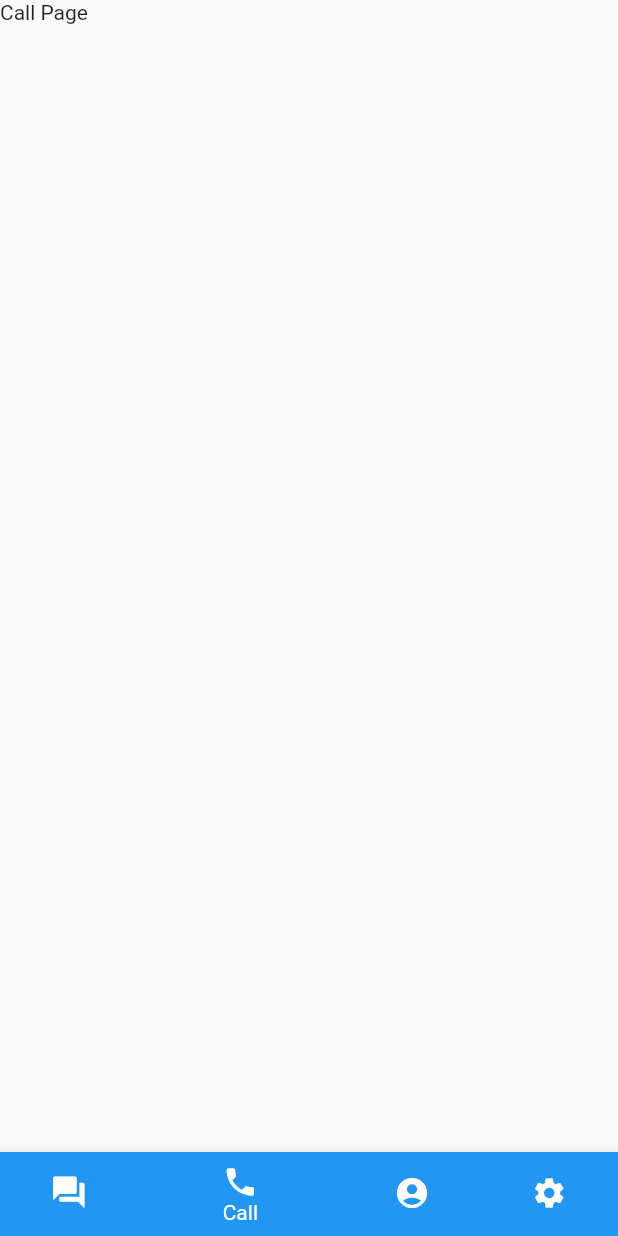
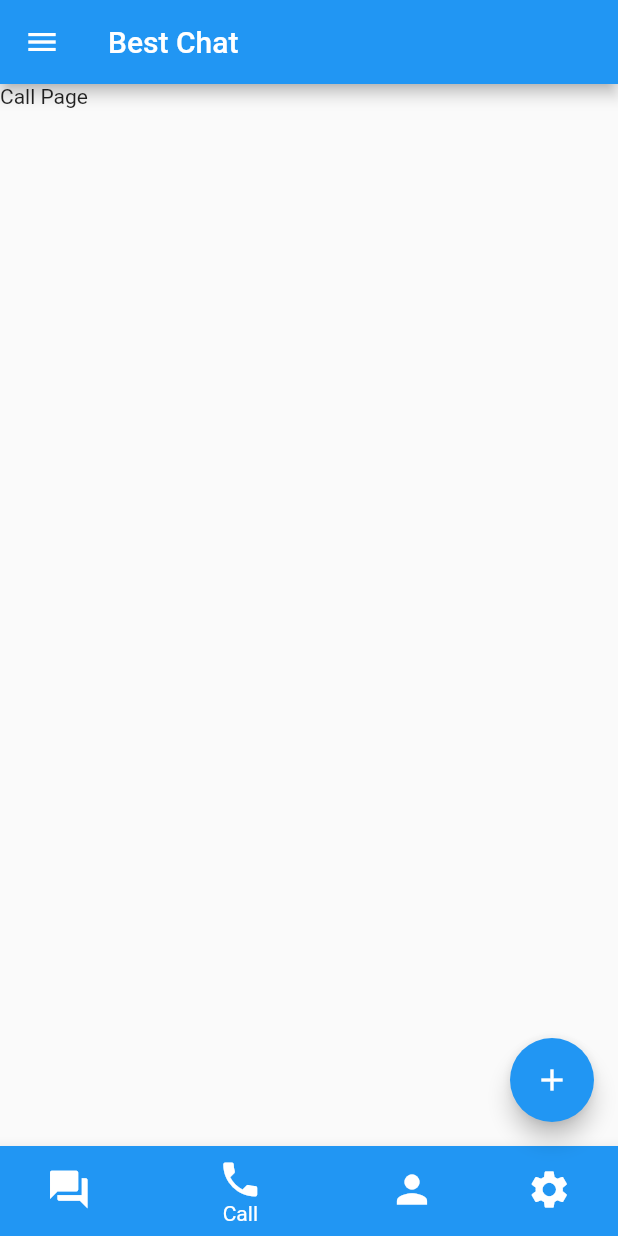
Before and after one commit to nadeeshapathiraja/flutter_chat, a Flutter app: the screen it shows after launch, item 2 of the bottom bar chosen, on a phone screen of 412 x 824 dp. Run offline on Flutter 3.47's test engine with Material 2 defaults, Android fonts, the light colour scheme and no system bars.

Commit message:
Page added and change

```diff
--- /dev/null
+++ b/lib/components/custom_text.dart
@@ -0,0 +1,27 @@
+import 'package:flutter/material.dart';
+
+class CustomText extends StatelessWidget {
+  const CustomText({
+    Key? key,
+    required this.text,
+    this.color,
+    this.fontSize,
+    this.fontWeight,
+  }) : super(key: key);
+  final String text;
+  final FontWeight? fontWeight;
+  final double? fontSize;
+  final Color? color;
+
+  @override
+  Widget build(BuildContext context) {
+    return Text(
+      text,
+      style: TextStyle(
+        fontWeight: fontWeight,
+        fontSize: fontSize,
+        color: color,
+      ),
+    );
+  }
+}
--- a/lib/main.dart
+++ b/lib/main.dart
@@ -1,3 +1,4 @@
+import 'package:chat_app_flutter/components/custom_text.dart';
 import 'package:chat_app_flutter/main_pages/call_page/call_page.dart';
 import 'package:chat_app_flutter/main_pages/chat_page/chat_page.dart';
 import 'package:chat_app_flutter/main_pages/profile_page/profile_page.dart';
@@ -54,29 +55,56 @@
   @override
   Widget build(BuildContext context) {
     return Scaffold(
+      //Appbar
+      appBar: AppBar(
+        title: CustomText(text: "Best Chat"),
+      ),
+
+      //Drower
+      drawer: Drawer(),
+
+      //body
       body: _widgetOptions.elementAt(_selectedIndex),
+
+      //Floating Action Button for add contact
+      floatingActionButton: FloatingActionButton(
+        onPressed: () {},
+        child: const Icon(Icons.add),
+      ),
+      //Bottom Navbar
       bottomNavigationBar: BottomNavigationBar(
-        items: <BottomNavigationBarItem>[
+        items: const <BottomNavigationBarItem>[
           BottomNavigationBarItem(
             icon: Icon(
               Icons.forum,
-              size: 25,
+              size: 30,
             ),
             label: 'Chat',
             backgroundColor: Colors.blue,
           ),
           BottomNavigationBarItem(
-            icon: Icon(Icons.phone),
+            icon: Icon(
+              Icons.phone,
+              size: 30,
+            ),
             label: 'Call',
             backgroundColor: Colors.blue,
           ),
           BottomNavigationBarItem(
-            icon: Icon(Icons.account_circle),
+            icon: Icon(
+              Icons.person,
+              size: 30,
+            ),
             label: 'Profile',
+            backgroundColor: Colors.blue,
           ),
           BottomNavigationBarItem(
-            icon: Icon(Icons.settings),
-            label: 'Settings',
+            icon: Icon(
+              Icons.settings,
+              size: 30,
+            ),
+            label: 'Setting',
+            backgroundColor: Colors.blue,
           ),
         ],
         currentIndex: _selectedIndex,
```
